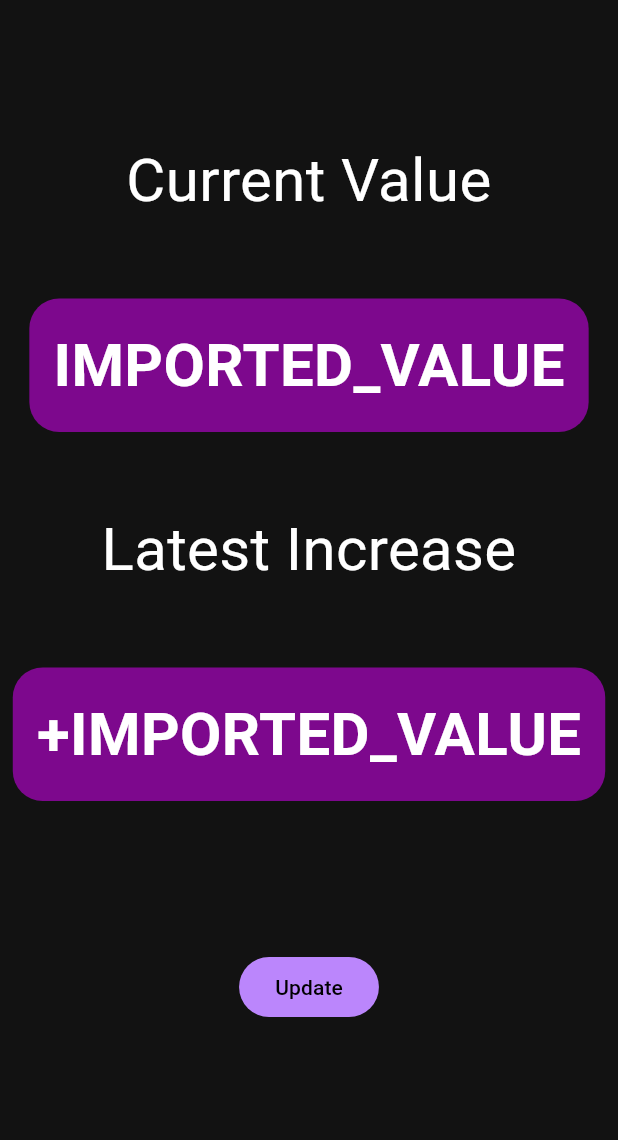
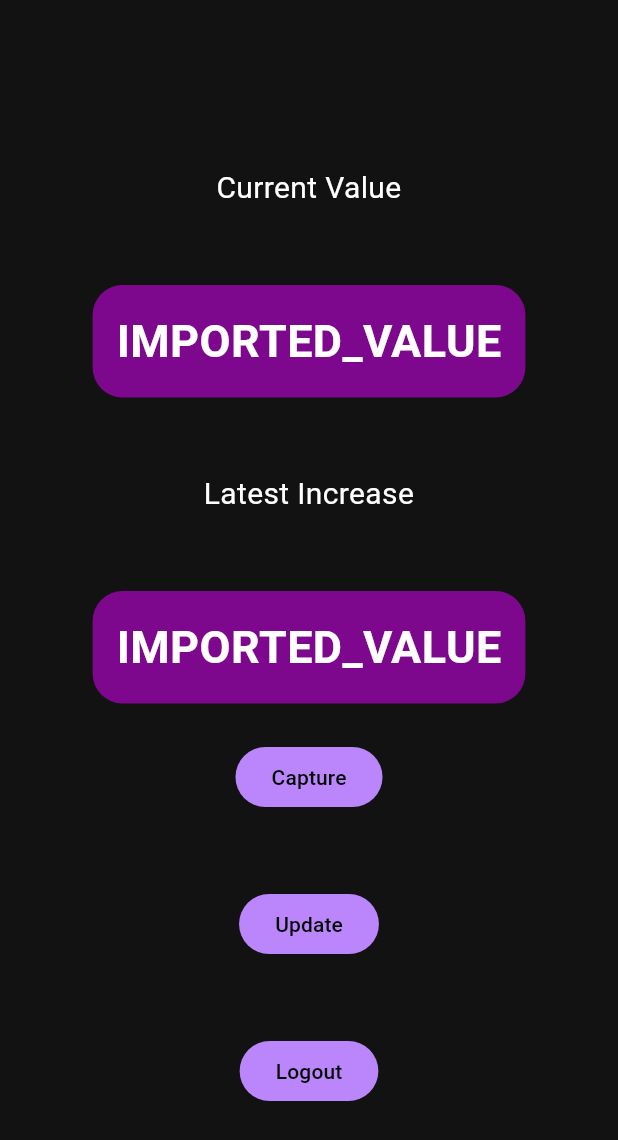
Before and after one commit to fayezzouari/IC_flutter, a Flutter app: the RoundedTextBox screen opened directly, after a tap on "Update", on a phone screen of 412 x 824 dp. Shown: the top 1140 px of the screen. Run offline on Flutter 3.47's test engine with Material 2 defaults, Android fonts, the phone set to English and light mode, and no system bars; our stand-ins replace firebase_auth, firebase_core, firebase_database; accounts and stored records are empty.

Commit message:
second_commit

```diff
--- a/lib/profile.dart
+++ b/lib/profile.dart
@@ -1,34 +1,67 @@
+import 'package:firebase_auth/firebase_auth.dart';
 import 'package:firebase_database/firebase_database.dart';
 import 'package:flutter/material.dart';
+import 'package:intelligentcounter/main.dart';
 
-class Profile extends StatelessWidget {
+class Profile extends StatefulWidget {
   const Profile({super.key});
+
+  @override
+  State<Profile> createState() => _ProfileState();
+}
+
+class _ProfileState extends State<Profile> {
   @override
   Widget build(BuildContext context) {
     return Scaffold(
         appBar: AppBar(),
-        body: Center(
+        body: const Center(
             child: Padding(
-          padding: const EdgeInsets.all(20.0),
+          padding: EdgeInsets.all(20.0),
           child: RoundedTextBox(),
         )));
   }
 }
 
-//"https://intelligentcounter-29709-default-rtdb.europe-west1.firebasedatabase.app/qMPDfwFAnVN5J2lSmOwdfUhg20z2"
-getData() async {
-  DatabaseReference ref = FirebaseDatabase.instance.ref('/values/');
-  DatabaseEvent event = await ref.once();
-  String data = event.snapshot.value as String;
+class RoundedTextBox extends StatefulWidget {
+  const RoundedTextBox({super.key});
 
-  debugPrint(data);
-
-  return data;
+  @override
+  State<RoundedTextBox> createState() => _RoundedTextBoxState();
 }
 
-// ignore: must_be_immutable, use_key_in_widget_constructors
-class RoundedTextBox extends StatelessWidget {
-  String data = "IMPORTED_VALUE";
+class _RoundedTextBoxState extends State<RoundedTextBox> {
+  String data_value = "IMPORTED_VALUE";
+  String data_conso = "IMPORTED_VALUE";
+
+  Future<String> getValue() async {
+    Query ref = FirebaseDatabase.instance
+        .ref('${FirebaseAuth.instance.currentUser!.uid}/values/')
+        .orderByValue()
+        .limitToLast(1);
+    DatabaseEvent event = await ref.once();
+    Map data = event.snapshot.value as Map;
+    debugPrint(data.toString());
+    return data[data.keys.first]["Value"];
+  }
+
+  Future<String> getConso() async {
+    DatabaseReference ref = FirebaseDatabase.instance
+        .ref('${FirebaseAuth.instance.currentUser!.uid}/conso/Value');
+    DatabaseEvent event = await ref.once();
+    int data = event.snapshot.value as int;
+    debugPrint(data.toString());
+    return data.toString();
+  }
+
+  void updateData() async {
+    DatabaseReference ref = FirebaseDatabase.instance
+        .ref('${FirebaseAuth.instance.currentUser!.uid}/activities');
+    ref.update({
+      "/isActive": true,
+    });
+  }
+
   @override
   Widget build(BuildContext context) {
     return Scaffold(
@@ -41,7 +74,7 @@ class RoundedTextBox extends StatelessWidget {
           child: Text("Current Value",
               textAlign: TextAlign.center,
               style: TextStyle(
-                fontSize: 40,
+                fontSize: 20,
               )),
         ),
       ),
@@ -53,9 +86,9 @@ class RoundedTextBox extends StatelessWidget {
               255, 125, 8, 141), // Customize the color here
         ),
         child: Text(
-          data,
+          data_value,
           style: const TextStyle(
-            fontSize: 40,
+            fontSize: 30,
             fontWeight: FontWeight.bold,
             color: Colors.white, // Customize the text color here
           ),
@@ -67,7 +100,7 @@ class RoundedTextBox extends StatelessWidget {
           child: Text("Latest Increase",
               textAlign: TextAlign.center,
               style: TextStyle(
-                fontSize: 40,
+                fontSize: 20,
               )),
         ),
       ),
@@ -79,22 +112,42 @@ class RoundedTextBox extends StatelessWidget {
               255, 125, 8, 141), // Customize the color here
         ),
         child: Text(
-          "+$data",
+          data_conso,
           style: const TextStyle(
-            fontSize: 40,
+            fontSize: 30,
             fontWeight: FontWeight.bold,
             color: Colors.white, // Customize the text color here
           ),
         ),
       ),
       Padding(
-        padding: const EdgeInsets.all(100.0),
+        padding: const EdgeInsets.all(25.0),
         child: FilledButton(
             onPressed: () async {
-              data = getData();
+              updateData();
+            },
+            child: const Text("Capture")),
+      ),
+      Padding(
+        padding: const EdgeInsets.all(25.0),
+        child: FilledButton(
+            onPressed: () async {
+              data_conso = await getConso();
+              data_value = await getValue();
+              setState(() {});
             },
             child: const Text("Update")),
-      )
+      ),
+      Padding(
+        padding: const EdgeInsets.all(25.0),
+        child: FilledButton(
+            onPressed: () async {
+              FirebaseAuth.instance.signOut();
+              Navigator.pushReplacement(context,
+                  MaterialPageRoute(builder: (context) => const Home()));
+            },
+            child: const Text("Logout")),
+      ),
     ])));
   }
 }
```
Also changed, not shown: lib/main.dart (+68 -11 lines), lib/validator.dart (added, +25 -0 lines), pubspec.yaml (+1 -10 lines), lib/firebase_options.dart (added), pubspec.lock, 5 other files.
